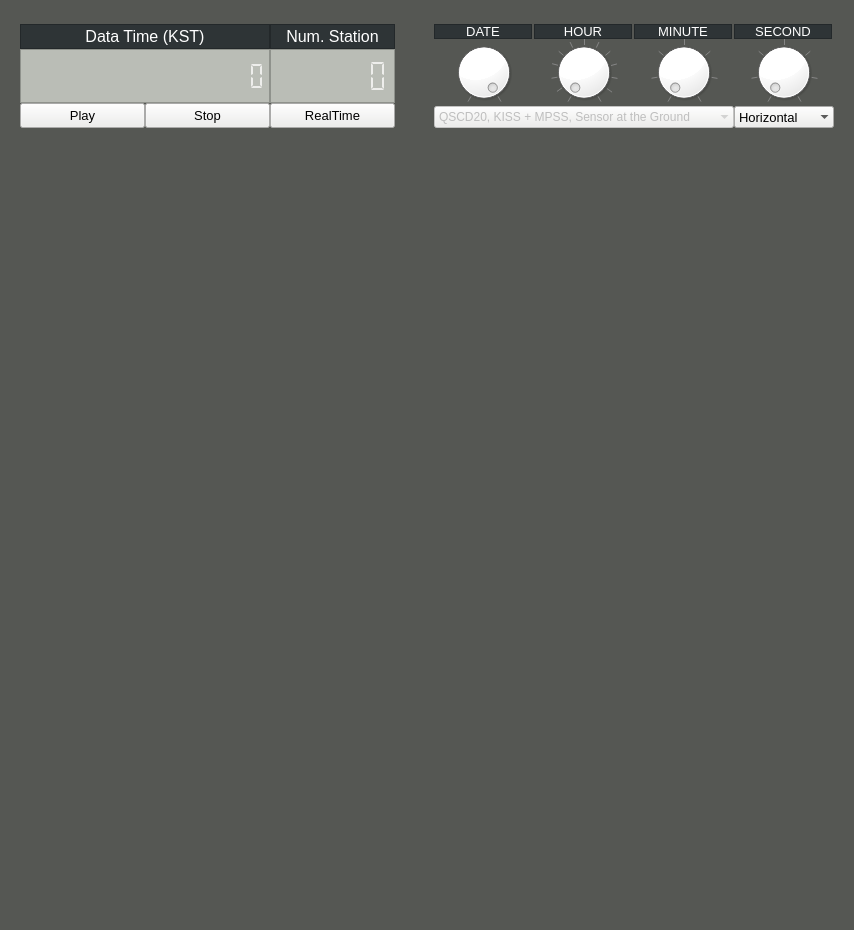
hayoungdaddy/RTICOM_MINI, file mainwindow.ui: the form before one commit.
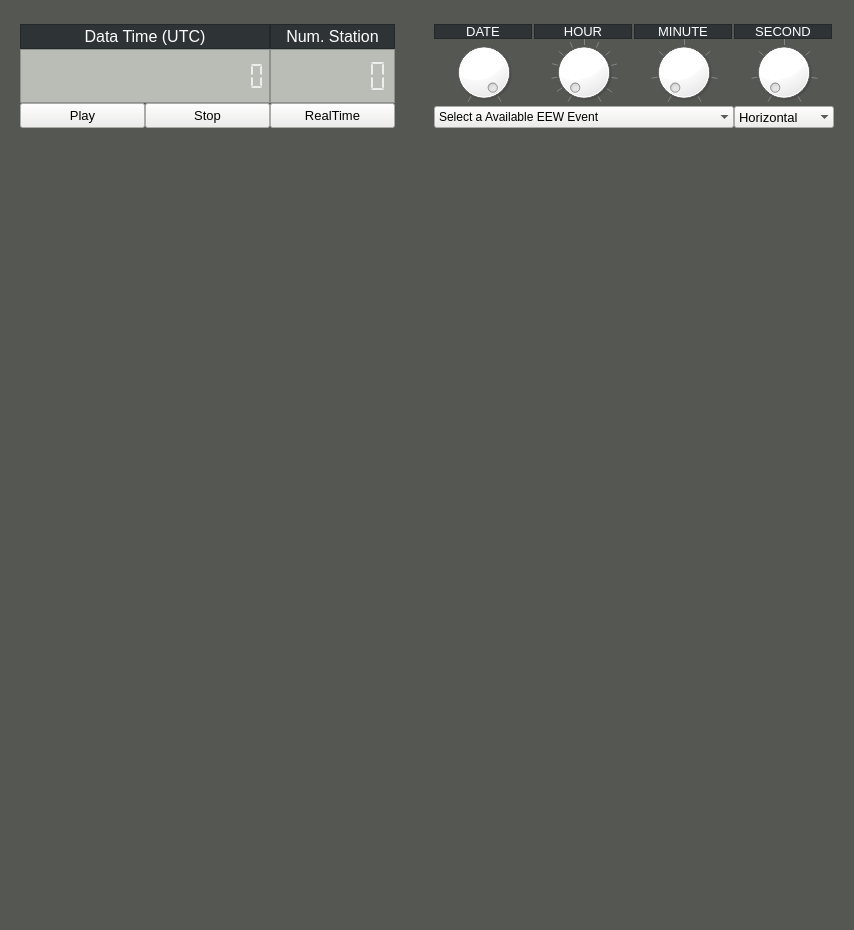
The form after the commit.

The edit to the form file:
```diff
--- a/mainwindow.ui
+++ b/mainwindow.ui
@@ -240,7 +240,7 @@
              <enum>QFrame::StyledPanel</enum>
             </property>
             <property name="text">
-             <string>Data Time (KST)</string>
+             <string>Data Time (UTC)</string>
             </property>
             <property name="alignment">
              <set>Qt::AlignCenter</set>
@@ -516,7 +516,7 @@
           <item row="3" column="0" colspan="3">
            <widget class="QComboBox" name="dataSrcCB">
             <property name="enabled">
-             <bool>false</bool>
+             <bool>true</bool>
             </property>
             <property name="minimumSize">
              <size>
@@ -549,17 +549,7 @@
             </property>
             <item>
              <property name="text">
-              <string>QSCD20, KISS + MPSS, Sensor at the Ground</string>
-             </property>
-            </item>
-            <item>
-             <property name="text">
-              <string>QSCD20, MPSS, Sensor at the Top of the building</string>
-             </property>
-            </item>
-            <item>
-             <property name="text">
-              <string>QSCD20, MPSS, Sensor at the Bottom of the building</string>
+              <string>Select a Available EEW Event</string>
              </property>
             </item>
            </widget>
```
Left out of the diff: 2 changed lines with no effect on the pictures.
